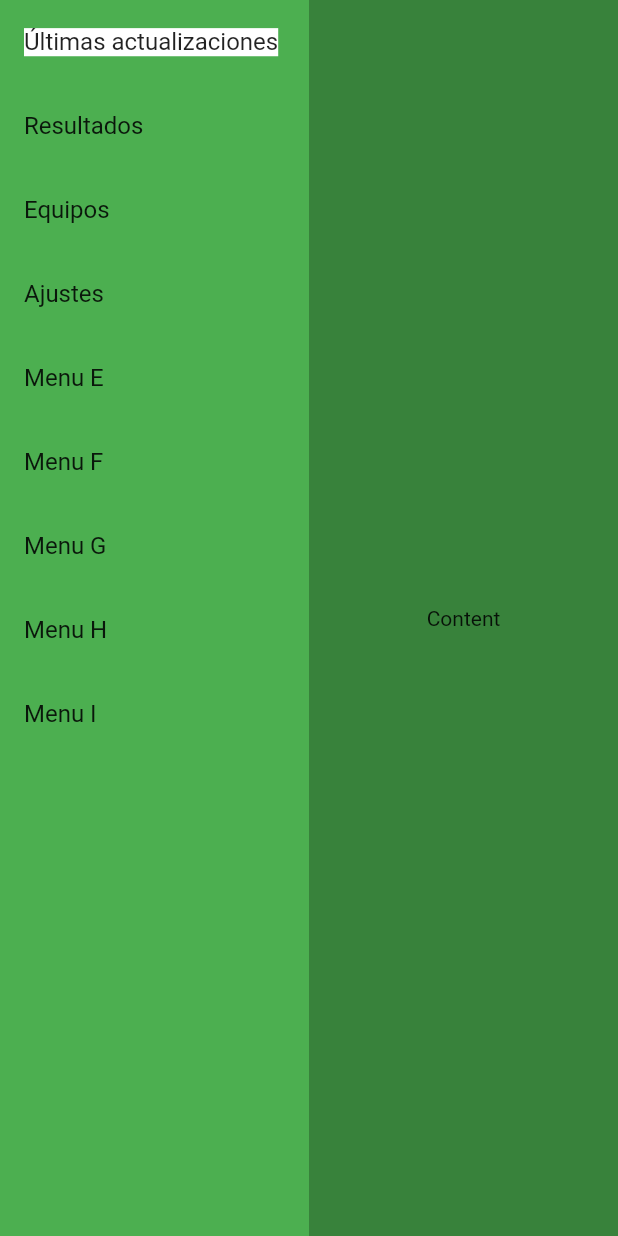
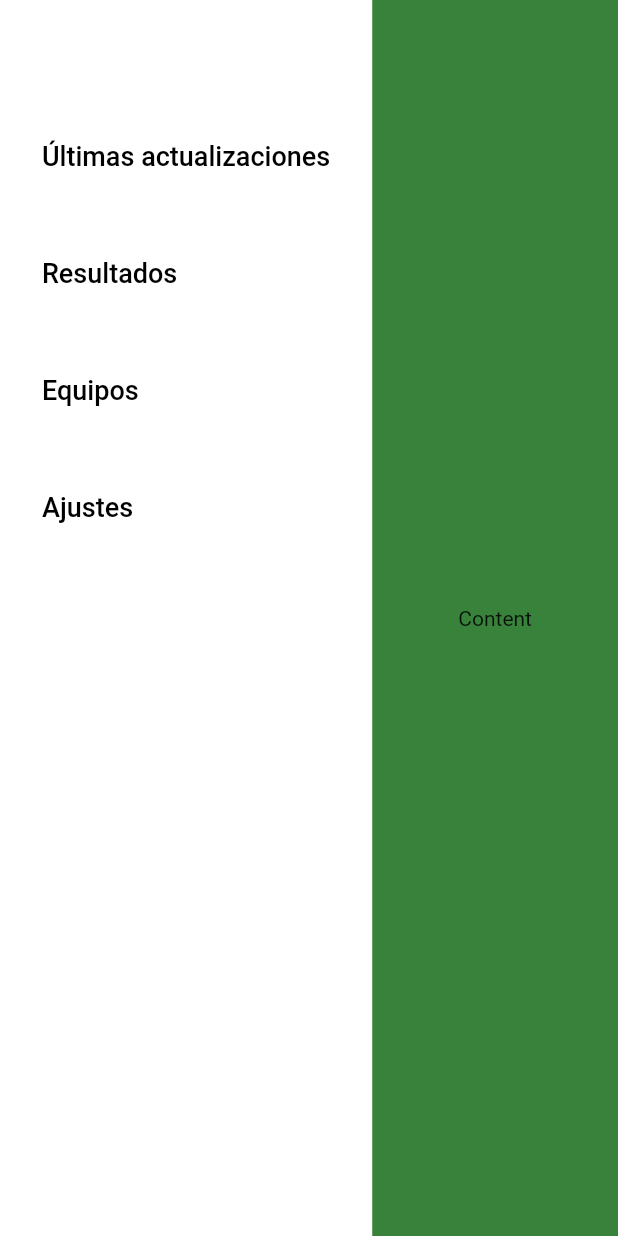
Before and after one commit to AyoPrez/lucha_canaria_fantasy_admin, a Flutter app: the MainDesktopBody screen opened directly, on a phone screen of 412 x 824 dp. Run offline on Flutter 3.47's test engine with Material 2 defaults, Android fonts, the light colour scheme and no system bars; our stand-ins replace equatable, fluro, get_it, parse_server_sdk_flutter, shared_preferences; accounts and stored records are empty; generated files the repository leaves out were written again.

Commit message:
created simple side panel without logic

```diff
--- a/lib/features/main/ui/responsive/desktop_body.dart
+++ b/lib/features/main/ui/responsive/desktop_body.dart
@@ -8,27 +8,81 @@ class MainDesktopBody extends StatelessWidget {
     return Scaffold(
       backgroundColor: Colors.green,
       body: Row(
-        children: [
-          sideMenuPanel(),
-          mainContent()
-        ],
+        children: [sideMenuPanel(), mainContent()],
       ),
     );
   }
 
   Widget sideMenuPanel() {
-    return Expanded(
-      child: ListView(
+    return Container(
+      color: Colors.white,
+      child: Column(
+        crossAxisAlignment: CrossAxisAlignment.start,
         children: [
-          ListTile(title: Text("Últimas actualizaciones", style: TextStyle(backgroundColor: Colors.white)),),
-          ListTile(title: Text("Resultados")),
-          ListTile(title: Text("Equipos")),
-          ListTile(title: Text("Ajustes")),
-          ListTile(title: Text("Menu E")),
-          ListTile(title: Text("Menu F")),
-          ListTile(title: Text("Menu G")),
-          ListTile(title: Text("Menu H")),
-          ListTile(title: Text("Menu I")),
+          Padding(
+            padding: const EdgeInsets.fromLTRB(15.0, 80.0, 15.0, 15.0),
+            child: TextButton(
+              onPressed: () {},
+              child: const Padding(
+                padding: EdgeInsets.all(5.0),
+                child: Text(
+                  "Últimas actualizaciones",
+                  style: TextStyle(
+                    color: Colors.black,
+                    fontSize: 18,
+                  ),
+                ),
+              ),
+            ),
+          ),
+          Padding(
+            padding: const EdgeInsets.all(15.0),
+            child: TextButton(
+              onPressed: () {},
+              child: const Padding(
+                padding: EdgeInsets.all(5.0),
+                child: Text(
+                  "Resultados",
+                  style: TextStyle(
+                    color: Colors.black,
+                    fontSize: 18
+                  ),
+                ),
+              ),
+            ),
+          ),
+          Padding(
+            padding: const EdgeInsets.all(15.0),
+            child: TextButton(
+              onPressed: () {},
+              child: const Padding(
+                padding: EdgeInsets.all(5.0),
+                child: Text(
+                  "Equipos",
+                  style: TextStyle(
+                      color: Colors.black,
+                    fontSize: 18
+                  ),
+                ),
+              ),
+            ),
+          ),
+          Padding(
+            padding: const EdgeInsets.all(15.0),
+            child: TextButton(
+              onPressed: () {},
+              child: const Padding(
+                padding: EdgeInsets.all(5.0),
+                child: Text(
+                  "Ajustes",
+                  style: TextStyle(
+                      color: Colors.black,
+                    fontSize: 18
+                  ),
+                ),
+              ),
+            ),
+          )
         ],
       ),
     );
@@ -37,8 +91,8 @@ class MainDesktopBody extends StatelessWidget {
   Widget mainContent() {
     return Expanded(
       child: Container(
-        child: Center(child: Text('Content')),
         color: Colors.black26,
+        child: const Center(child: Text('Content')),
       ),
     );
   }
```
